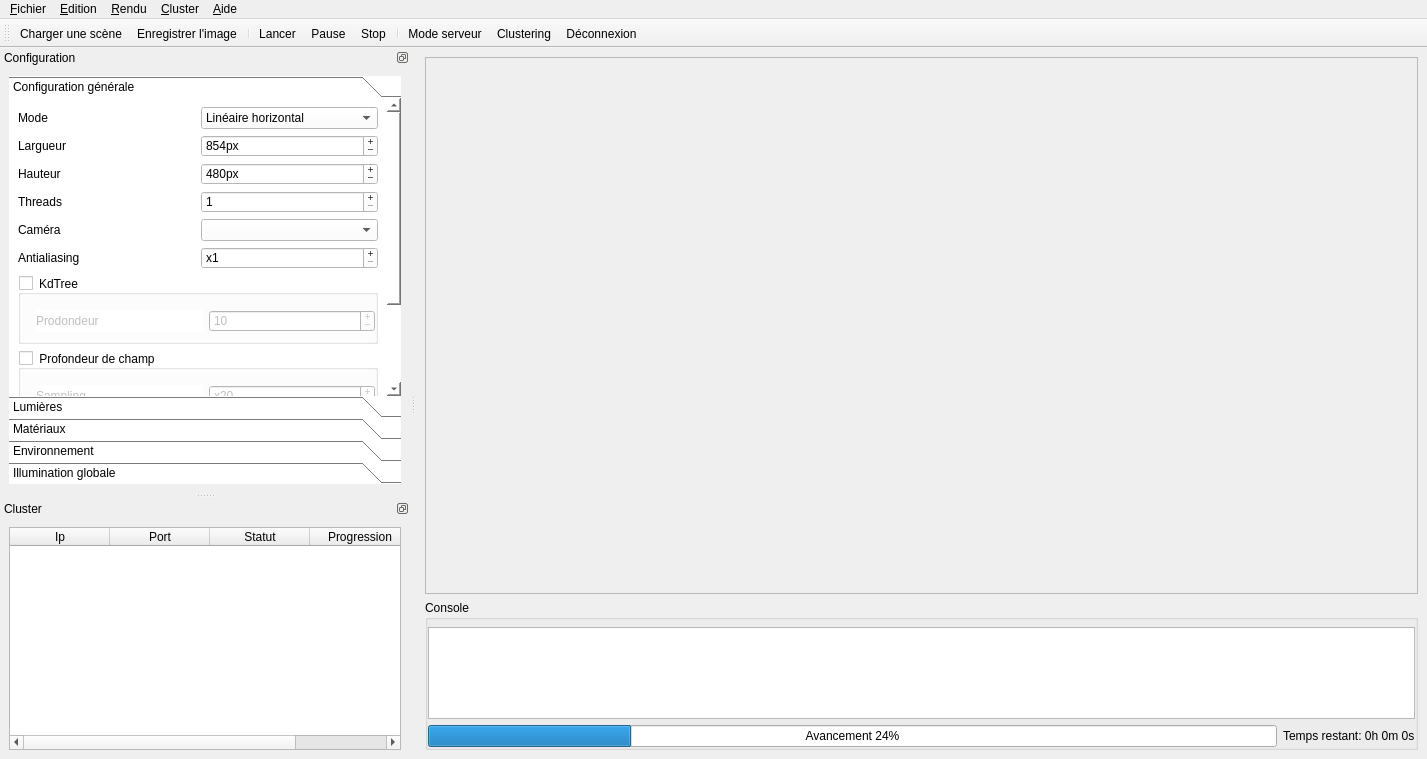
This is forms/raytracer.ui in gaelduplessix/raytracer-42 as Qt 5 draws it before an edit. The edited form follows.
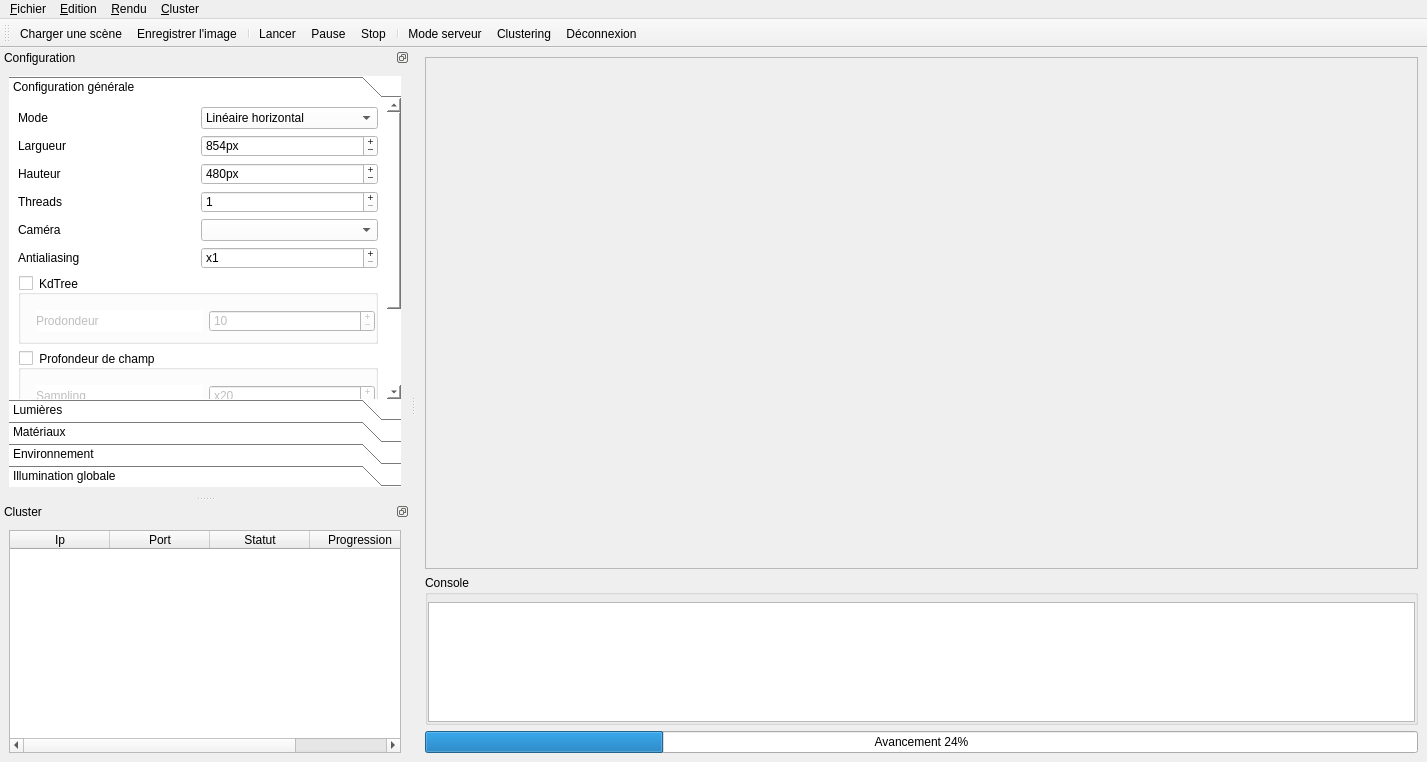
This is the edited form. Icons and pictures are not drawn.

The edit to the form file:
```diff
--- a/forms/raytracer.ui
+++ b/forms/raytracer.ui
@@ -7,7 +7,7 @@
     <x>0</x>
     <y>0</y>
     <width>1427</width>
-    <height>759</height>
+    <height>762</height>
    </rect>
   </property>
   <property name="minimumSize">
@@ -50,7 +50,7 @@
          <x>0</x>
          <y>0</y>
          <width>991</width>
-         <height>515</height>
+         <height>488</height>
         </rect>
        </property>
        <layout class="QGridLayout" name="gridLayout_3">
@@ -125,40 +125,24 @@
           <string>&lt;!DOCTYPE HTML PUBLIC &quot;-//W3C//DTD HTML 4.0//EN&quot; &quot;http://www.w3.org/TR/REC-html40/strict.dtd&quot;&gt;
 &lt;html&gt;&lt;head&gt;&lt;meta name=&quot;qrichtext&quot; content=&quot;1&quot; /&gt;&lt;style type=&quot;text/css&quot;&gt;
 p, li { white-space: pre-wrap; }
-&lt;/style&gt;&lt;/head&gt;&lt;body style=&quot; font-family:'Sans'; font-size:10pt; font-weight:400; font-style:normal;&quot;&gt;
-&lt;p style=&quot;-qt-paragraph-type:empty; margin-top:0px; margin-bottom:0px; margin-left:0px; margin-right:0px; -qt-block-indent:0; text-indent:0px;&quot;&gt;&lt;/p&gt;&lt;/body&gt;&lt;/html&gt;</string>
+&lt;/style&gt;&lt;/head&gt;&lt;body style=&quot; font-family:'Sans'; font-size:9pt; font-weight:400; font-style:normal;&quot;&gt;
+&lt;p style=&quot;-qt-paragraph-type:empty; margin-top:0px; margin-bottom:0px; margin-left:0px; margin-right:0px; -qt-block-indent:0; text-indent:0px; font-size:10pt;&quot;&gt;&lt;/p&gt;&lt;/body&gt;&lt;/html&gt;</string>
          </property>
         </widget>
        </item>
-       <item row="1" column="0">
-        <widget class="QWidget" name="_progress" native="true">
-         <layout class="QHBoxLayout" name="horizontalLayout">
-          <property name="margin">
-           <number>0</number>
-          </property>
-          <item>
-           <widget class="QProgressBar" name="_progressBar">
-            <property name="value">
-             <number>24</number>
-            </property>
-            <property name="format">
-             <string>Avancement %p%</string>
-            </property>
-           </widget>
-          </item>
-          <item>
-           <widget class="QLabel" name="_ellapse">
-            <property name="text">
-             <string>Temps restant: 0h 0m 0s</string>
-            </property>
-           </widget>
-          </item>
-         </layout>
-        </widget>
-       </item>
       </layout>
      </widget>
     </item>
+    <item row="3" column="0">
+     <widget class="QProgressBar" name="_progressBar">
+      <property name="value">
+       <number>24</number>
+      </property>
+      <property name="format">
+       <string>Avancement %p%</string>
+      </property>
+     </widget>
+    </item>
    </layout>
   </widget>
   <widget class="QMenuBar" name="menubar">
@@ -167,7 +151,7 @@
      <x>0</x>
      <y>0</y>
      <width>1427</width>
-     <height>28</height>
+     <height>26</height>
     </rect>
    </property>
    <widget class="QMenu" name="menuFichier">
@@ -208,18 +192,10 @@
     <addaction name="actionSe_connecter_un_serveur"/>
     <addaction name="actionDeconnexion"/>
    </widget>
-   <widget class="QMenu" name="menu_Help">
-    <property name="title">
-     <string>&amp;Aide</string>
-    </property>
-    <addaction name="actionAbout"/>
-    <addaction name="actionAboutQt"/>
-   </widget>
    <addaction name="menuFichier"/>
    <addaction name="menuEdit"/>
    <addaction name="menu_Rendu"/>
    <addaction name="menuCluster"/>
-   <addaction name="menu_Help"/>
   </widget>
   <widget class="QDockWidget" name="dockWidget_2">
    <property name="minimumSize">
@@ -273,9 +249,9 @@
         <property name="geometry">
          <rect>
           <x>0</x>
-          <y>-237</y>
+          <y>-212</y>
           <width>377</width>
-          <height>489</height>
+          <height>469</height>
          </rect>
         </property>
         <property name="styleSheet">
```
Left out of the diff: 102 changed lines with no effect on the pictures.
